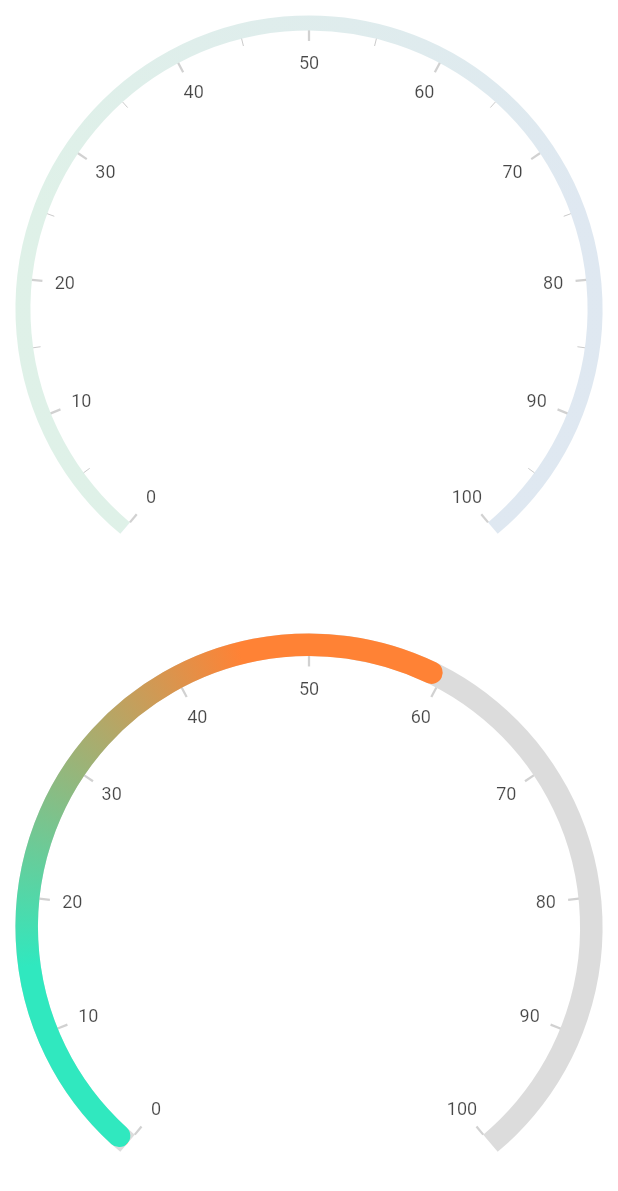
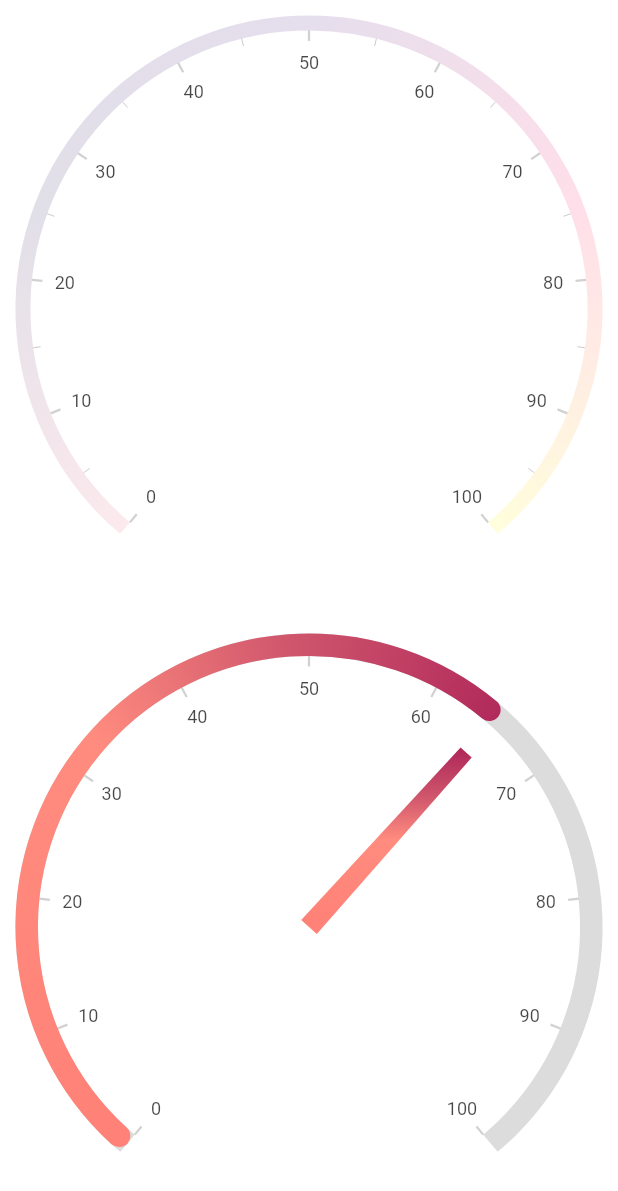
Before and after one commit to SyncfusionExamples/flutter-radial-gauge-samples, a Flutter app: the screen it shows after launch, on a phone screen of 412 x 824 dp. Shown: the top 1191 px of the screen. Run offline on Flutter 3.47's test engine with Material 2 defaults, Android fonts, the phone set to English and light mode, and no system bars; drawn by our look-alikes of syncfusion_flutter_gauges.

Commit message:
FLUT-954-[feature][flutter]:Gradient sample changes

```diff
--- a/Samples/gradient_scale/lib/main.dart
+++ b/Samples/gradient_scale/lib/main.dart
@@ -45,7 +45,6 @@ class MyHomePage extends StatefulWidget {
 }
 
 class _MyHomePageState extends State<MyHomePage> {
-
   @override
   Widget build(BuildContext context) {
     return Scaffold(
@@ -56,24 +55,70 @@ class _MyHomePageState extends State<MyHomePage> {
             Expanded(
               child: SfRadialGauge(
                 axes: <RadialAxis>[
-                 RadialAxis(interval: 10,
-                     axisLineStyle: AxisLineStyle(gradient: SweepGradient(
-                         colors: <Color>[Color(0xFF159957), Color(0xFF155799)],
-                         stops: <double>[0.25, 0.75])))
+                  RadialAxis(
+                      interval: 10,
+                      axisLineStyle: AxisLineStyle(
+                          gradient: SweepGradient(colors: <Color>[
+                        Color(0xFFE7627D),
+                        Color(0xFF231557),
+                        Color(0xFF44107A),
+                        Color(0xFFFF1361),
+                        Color(0xFFFFF800),
+                      ], stops: <double>[
+                        0,
+                        0.25,
+                        0.5,
+                        0.75,
+                        1
+                      ])))
                 ],
               ),
             ),
             Expanded(
               child: SfRadialGauge(
                 axes: <RadialAxis>[
-                 RadialAxis( interval: 10, axisLineStyle: AxisLineStyle(thickness: 15),
+                  RadialAxis(
+                      interval: 10,
+                      axisLineStyle: AxisLineStyle(thickness: 15),
                       minorTicksPerInterval: 0,
-                     pointers: <GaugePointer>[RangePointer(value: 60,
-                         gradient: SweepGradient(colors: <Color>[Color(0xFF30E8BF), Color(0xFFFF8235)],
-                             stops: <double>[0.25, 0.75]),
+                      pointers: <GaugePointer>[
+                        RangePointer(
+                            value: 65,
+                            gradient: SweepGradient(colors: <Color>[
+                              Color(0xFFFF8177),
+                              Color(0xFFFF867A),
+                              Color(0xFFFF8C7F),
+                              Color(0xFFCF556C),
+                              Color(0xFFB12A5B),
+                            ], stops: <double>[
+                              0,
+                              0.25,
+                              0.5,
+                              0.75,
+                              1
+                            ]),
                             width: 15,
-                         cornerStyle: CornerStyle.bothCurve)]
+                            cornerStyle: CornerStyle.bothCurve),
+                        NeedlePointer(
+                          value: 65,
+                          knobStyle: KnobStyle(knobRadius: 0),
+                          needleStartWidth: 5,
+                          needleEndWidth: 7,
+                          lengthUnit: GaugeSizeUnit.factor,
+                          needleLength: 0.8,
+                          gradient: LinearGradient(
+                              colors: <Color>[
+                                Color(0xFFFF8177),
+                                Color(0xFFFF867A),
+                                Color(0xFFFF8C7F),
+                                Color(0xFFCF556C),
+                                Color(0xFFB12A5B),
+                              ],
+                              begin: Alignment.bottomCenter,
+                              end: Alignment.topCenter,
+                              stops: <double>[0, 0.25, 0.5, 0.75, 1]),
                         )
+                      ])
                 ],
               ),
             )
--- a/Samples/gradient_scale/pubspec.yaml
+++ b/Samples/gradient_scale/pubspec.yaml
@@ -23,7 +23,7 @@ dependencies:
   # The following adds the Cupertino Icons font to your application.
   # Use with the CupertinoIcons class for iOS style icons.
   cupertino_icons: ^0.1.2
-  syncfusion_flutter_gauges: ^18.1.36
+  syncfusion_flutter_gauges: ^18.1.45
 
 dev_dependencies:
   flutter_test:
```
Lines whose indentation alone changed are shown as unchanged.
